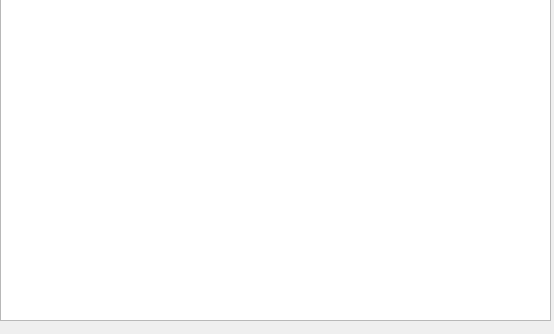
First picture: the form in Sadikshya/viewcustomer.ui, repository psaishya/The-Winkel, before the edit.
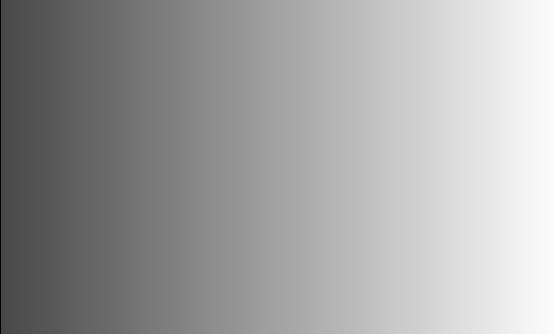
Second picture: the form after the edit.

The edit to the form file:
```diff
--- a/Sadikshya/viewcustomer.ui
+++ b/Sadikshya/viewcustomer.ui
@@ -18,10 +18,19 @@
     <rect>
      <x>0</x>
      <y>-10</y>
-     <width>551</width>
-     <height>331</height>
+     <width>561</width>
+     <height>351</height>
     </rect>
    </property>
+   <property name="font">
+    <font>
+     <family>Audiowide</family>
+    </font>
+   </property>
+   <property name="styleSheet">
+    <string notr="true">background-color: rgb(71, 224, 255);
+background-color: qlineargradient(spread:pad, x1:0, y1:0, x2:1, y2:0, stop:0 rgba(71, 71, 71, 255), stop:1 rgba(255, 255, 255, 255));</string>
+   </property>
   </widget>
  </widget>
  <resources/>
```
Left out of the diff: 2 changed lines with no effect on the pictures.
